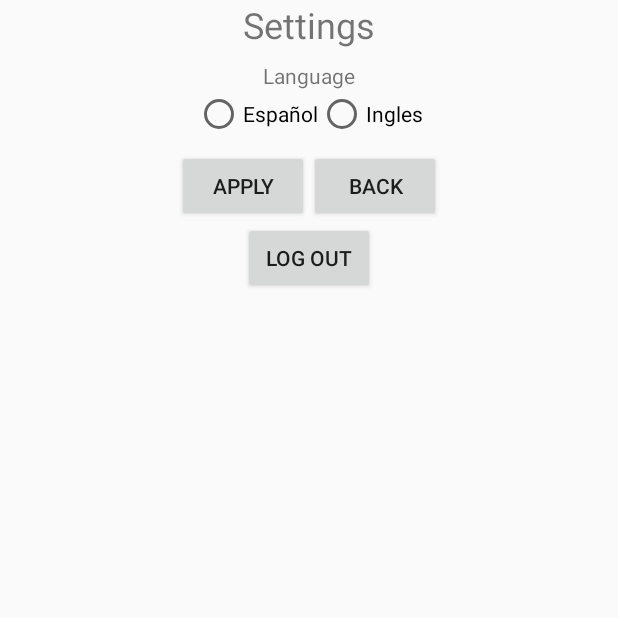
After one commit to IvanV1999/ProyectoAndroid, an Android app: the Settings screen opened directly, with no data from a screen before it, on a phone screen of 412 x 824 dp, the top half of it. The commit adds this screen. Run offline under Robolectric (Android 15) with nearby library versions, the phone set to English and light mode, and no system bars.

Commit message:
Settings, falta cambiar idioma al tocar boton

```diff
--- a/app/src/main/java/com/example/ivanvelazquez/proyectointent/InfoActivity.java
+++ b/app/src/main/java/com/example/ivanvelazquez/proyectointent/InfoActivity.java
@@ -53,6 +53,7 @@ public class InfoActivity extends AppCompatActivity implements FavoritoView.Call
         animal = (Animal) bundle.get(EXTRA_ANIMAL);
         favoritoView = findViewById(R.id.idFavourite);
         favoritoView.setClb(this);
+
         especie.setText("Especie: " + animal.getEspecie());
         info.setText(String.format("Descripcion: \n\n" + animal.getInfo() + "\n\n Atraccion y horario: " + String.format(getResources().getString(R.string.atraccion),animal.getAtraccion().getNombre(),animal.getAtraccion().getHolrario())));
         foto.setImageResource(animal.getFoto());
--- a/app/src/main/java/com/example/ivanvelazquez/proyectointent/MainActivity.java
+++ b/app/src/main/java/com/example/ivanvelazquez/proyectointent/MainActivity.java
@@ -24,11 +24,7 @@ public class MainActivity extends AppCompatActivity {
 
     public void internacionalizar() {
         holaMundo = (TextView) findViewById(R.id.tvHolaMundo);
-        if (idioma.equals("en_US")) {
-            holaMundo.setText(R.string.EnHolaMundo);
-        } else {
-            holaMundo.setText(R.string.EsHolaMundo);
-        }
+        holaMundo.setText(R.string.helloWorld);
     }
 
     public void apretarBoton(View view) {
--- /dev/null
+++ b/app/src/main/java/com/example/ivanvelazquez/proyectointent/Settings.java
@@ -0,0 +1,82 @@
+package com.example.ivanvelazquez.proyectointent;
+
+import android.app.Activity;
+import android.app.Application;
+import android.content.Intent;
+import android.content.SharedPreferences;
+import android.content.res.Configuration;
+import android.support.v7.app.AppCompatActivity;
+import android.os.Bundle;
+import android.view.View;
+import android.widget.Button;
+import android.widget.RadioButton;
+import android.widget.RadioGroup;
+import android.widget.TextView;
+import android.widget.Toast;
+
+import java.util.Locale;
+
+public class Settings extends AppCompatActivity {
+
+    private Button applyButton;
+    private Button backButton;
+    private Button logOutButton;
+    private TextView languageTv;
+    private RadioGroup languageRb;
+    private RadioButton esRb;
+    private RadioButton enRb;
+    private TextView settingsTv;
+    private String idioma;
+
+    @Override
+    protected void onCreate(Bundle savedInstanceState) {
+        super.onCreate(savedInstanceState);
+        setContentView(R.layout.activity_settings);
+        applyButton=findViewById(R.id.applyButton);
+        backButton=findViewById(R.id.backButton);
+        logOutButton=findViewById(R.id.logOutButton);
+        languageTv = findViewById(R.id.tVLanguages);
+        languageRb=findViewById(R.id.rBLanguages);
+        esRb=findViewById(R.id.rBEs);
+        enRb=findViewById(R.id.rBEn);
+        settingsTv=findViewById(R.id.TvSettings);
+
+        settingsTv.setText(R.string.Settings);
+        languageTv.setText(R.string.language);
+        logOutButton.setText(R.string.logout);
+        applyButton.setText(R.string.apply);
+        backButton.setText(R.string.back);
+
+
+        esRb.setOnClickListener(new View.OnClickListener() {
+            @Override
+            public void onClick(View view) {
+                idioma = "es";
+            }
+        });
+        enRb.setOnClickListener(new View.OnClickListener() {
+            @Override
+            public void onClick(View view) {
+                idioma = "en";
+            }
+        });
+
+
+        /// TODO: 02/07/19 terminar el onCreate.
+    }
+    public void logOut(View view){
+        Intent  restart = new Intent(this,LoginZoo.class);
+        restart.addFlags(Intent.FLAG_ACTIVITY_CLEAR_TOP);
+        restart.addFlags(Intent.FLAG_ACTIVITY_NEW_TASK);
+        startActivity(restart);
+        finish();
+    }
+    public void apply(View view){
+        LocaleHelper.changeLocale(this.getResources(),"es");
+    }
+    public void back(View view){
+        finish();
+    }
+
+}
+//terminar
--- a/app/src/main/res/drawable/favorito.xml
+++ b/app/src/main/res/drawable/favorito.xml
@@ -1,5 +1,5 @@
-<vector android:height="32dp" android:viewportHeight="48"
-    android:viewportWidth="48" android:width="32dp" xmlns:android="http://schemas.android.com/apk/res/android">
+<vector android:height="24dp" android:viewportHeight="48"
+    android:viewportWidth="48" android:width="24dp" xmlns:android="http://schemas.android.com/apk/res/android">
     <path android:fillColor="#FF6E6E" android:fillType="evenOdd"
         android:pathData="M34.865,39.83l-10.25,-5.621 -10.153,5.8 2.091,-11.647L7.99,20.335l11.542,-1.577L24.394,8l5.042,10.672L41,20.047l-8.426,8.173Z"
         android:strokeColor="#fff" android:strokeLineCap="round" android:strokeWidth="0"/>
--- a/app/src/main/res/drawable/nofavorito.xml
+++ b/app/src/main/res/drawable/nofavorito.xml
@@ -1,5 +1,5 @@
-<vector android:height="32dp" android:viewportHeight="512"
-    android:viewportWidth="512" android:width="32dp" xmlns:android="http://schemas.android.com/apk/res/android">
+<vector android:height="24dp" android:viewportHeight="512"
+    android:viewportWidth="512" android:width="24dp" xmlns:android="http://schemas.android.com/apk/res/android">
     <path android:fillColor="#00000000"
         android:pathData="M257,114.326l32.386,99.674l104.802,0l-84.787,61.215l32.384,99.485l-84.785,-61.699l-84.787,61.556l32.386,-99.315l-84.787,-61.242l104.802,0z"
         android:strokeColor="#252525" android:strokeWidth="30"/>
```
Also changed, not shown: app/src/main/java/com/example/ivanvelazquez/proyectointent/FavoritoView.java (+11 -2 lines), app/src/main/java/com/example/ivanvelazquez/proyectointent/LocaleHelper.java (added, +27 -0 lines), app/src/main/java/com/example/ivanvelazquez/proyectointent/LoginZoo.java (+5 -12 lines), app/src/main/java/com/example/ivanvelazquez/proyectointent/ZooAnimales.java (+12 -0 lines), app/src/main/res/drawable/setting.xml (added, +10 -0 lines).
